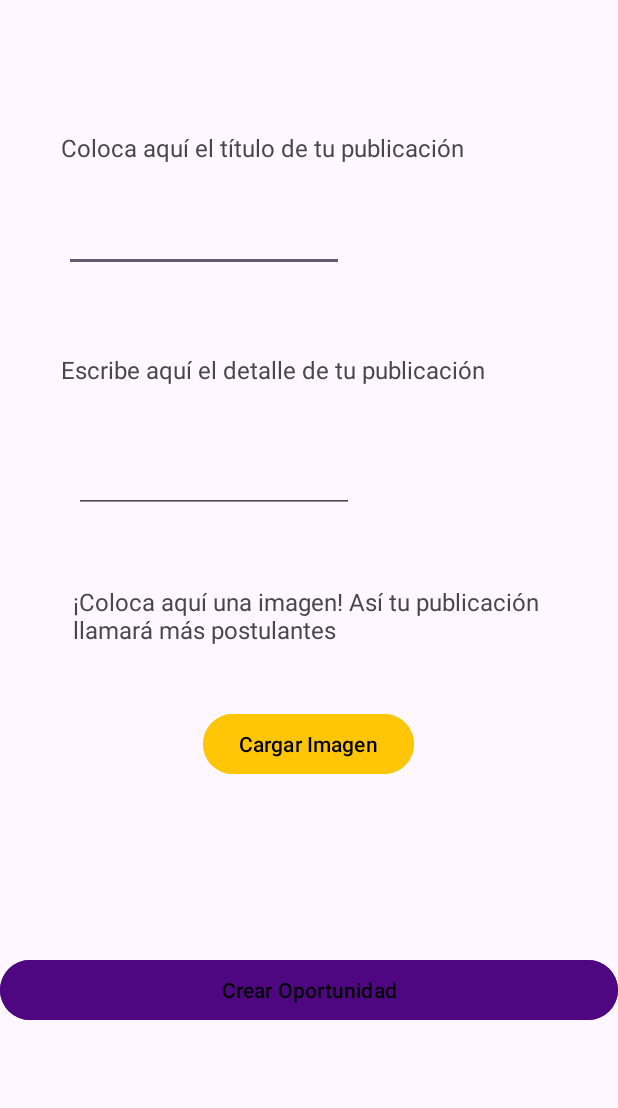
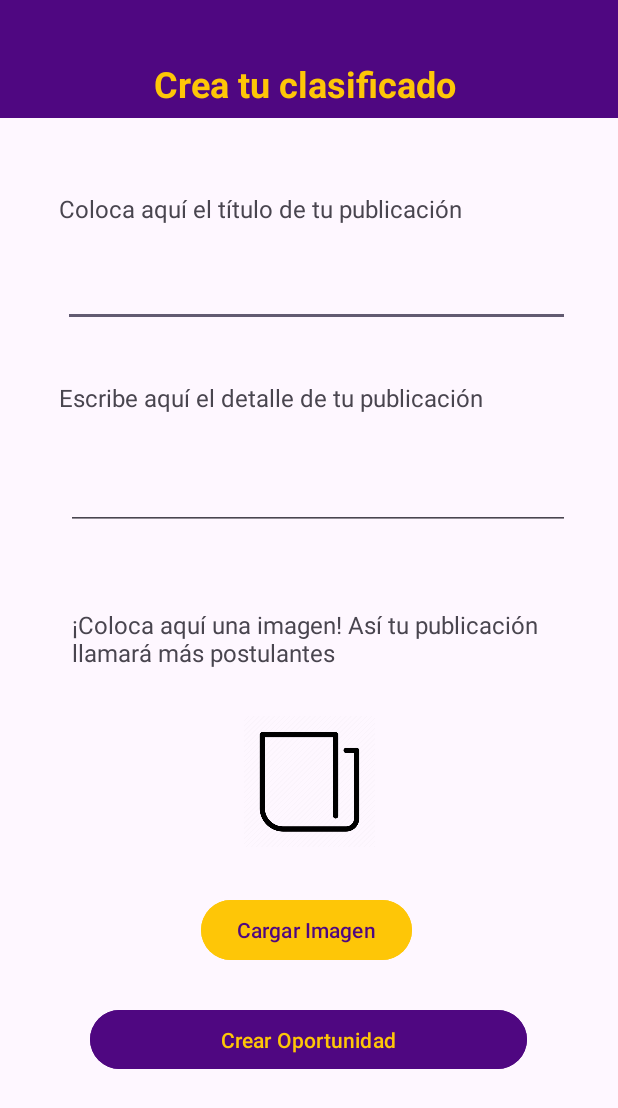
Before and after one commit to atzennael/japonnews, an Android app built with Jetpack Compose: the new_job screen opened directly, with no data from a screen before it, on a phone screen of 412 x 824 dp. Shown: the top 1108 px of the screen. Run offline under Robolectric (Android 15) with nearby library versions, the phone set to English and light mode, and no system bars; our stand-ins replace Firebase (no records; nobody signed in at launch, a user with empty details on screens opened directly); pictures from the network do not load.

Commit message:
Módulo de nuevo clasificado

```diff
--- a/app/build.gradle.kts
+++ b/app/build.gradle.kts
@@ -63,6 +63,7 @@ dependencies {
     implementation(libs.volley)
     implementation(libs.firebase.auth)
     implementation(libs.firebase.firestore.ktx)
+    implementation(libs.firebase.storage)
     testImplementation(libs.junit)
     androidTestImplementation(libs.androidx.junit)
     androidTestImplementation(libs.androidx.espresso.core)
@@ -75,5 +76,8 @@ dependencies {
     implementation ("com.squareup.picasso:picasso:2.8")
     implementation(platform("com.google.firebase:firebase-bom:33.9.0"))
     implementation("com.google.android.gms:play-services-auth:20.7.0")
-
+    implementation("com.google.firebase:firebase-storage:20.2.1")
+    implementation ("com.google.firebase:firebase-firestore:24.9.1")
+    implementation ("com.github.bumptech.glide:glide:4.12.0")
+    annotationProcessor("com.github.bumptech.glide:compiler:4.12.0")
 }
--- a/app/src/main/res/layout/activity_new_job.xml
+++ b/app/src/main/res/layout/activity_new_job.xml
@@ -12,11 +12,12 @@
         android:layout_width="wrap_content"
         android:layout_height="wrap_content"
         android:layout_marginStart="42dp"
-        android:layout_marginTop="87dp"
+        android:layout_marginTop="128dp"
         android:layout_marginEnd="104dp"
         android:text="Coloca aquí el título de tu publicación"
         android:textSize="16sp"
         app:layout_constraintEnd_toEndOf="parent"
+        app:layout_constraintHorizontal_bias="1.0"
         app:layout_constraintStart_toStartOf="parent"
         app:layout_constraintTop_toTopOf="parent" />
 
@@ -25,48 +26,51 @@
         android:layout_width="wrap_content"
         android:layout_height="wrap_content"
         android:layout_marginStart="42dp"
-        android:layout_marginTop="54dp"
+        android:layout_marginTop="36dp"
         android:layout_marginEnd="90dp"
         android:text="Escribe aquí el detalle de tu publicación"
         android:textSize="16sp"
         app:layout_constraintEnd_toEndOf="parent"
+        app:layout_constraintHorizontal_bias="1.0"
         app:layout_constraintStart_toStartOf="parent"
-        app:layout_constraintTop_toBottomOf="@+id/editTextText2" />
+        app:layout_constraintTop_toBottomOf="@+id/editTextTitulo" />
 
     <TextView
         android:id="@+id/textView10"
         android:layout_width="314dp"
         android:layout_height="42dp"
         android:layout_marginStart="48dp"
-        android:layout_marginTop="48dp"
+        android:layout_marginTop="52dp"
         android:layout_marginEnd="49dp"
         android:text="¡Coloca aquí una imagen! Así tu publicación llamará más postulantes"
         android:textSize="16sp"
         app:layout_constraintEnd_toEndOf="parent"
+        app:layout_constraintHorizontal_bias="0.0"
         app:layout_constraintStart_toStartOf="parent"
-        app:layout_constraintTop_toBottomOf="@+id/editTextText3" />
+        app:layout_constraintTop_toBottomOf="@+id/editTextDetalle" />
 
     <EditText
-        android:id="@+id/editTextText2"
-        android:layout_width="wrap_content"
-        android:layout_height="wrap_content"
+        android:id="@+id/editTextTitulo"
+        android:layout_width="338dp"
+        android:layout_height="40dp"
         android:layout_marginStart="42dp"
-        android:layout_marginTop="29dp"
-        android:layout_marginEnd="182dp"
+        android:layout_marginTop="28dp"
+        android:layout_marginEnd="31dp"
         android:ems="10"
         android:inputType="text"
         android:textSize="16sp"
         app:layout_constraintEnd_toEndOf="parent"
+        app:layout_constraintHorizontal_bias="0.0"
         app:layout_constraintStart_toStartOf="parent"
         app:layout_constraintTop_toBottomOf="@+id/textView8" />
 
     <EditText
-        android:id="@+id/editTextText3"
-        android:layout_width="wrap_content"
-        android:layout_height="wrap_content"
-        android:layout_marginStart="49dp"
-        android:layout_marginTop="42dp"
-        android:layout_marginEnd="176dp"
+        android:id="@+id/editTextDetalle"
+        android:layout_width="336dp"
+        android:layout_height="37dp"
+        android:layout_marginStart="43dp"
+        android:layout_marginTop="40dp"
+        android:layout_marginEnd="32dp"
         android:ems="10"
         android:inputType="text"
         android:textSize="16sp"
@@ -75,30 +79,75 @@
         app:layout_constraintTop_toBottomOf="@+id/textView9" />
 
     <Button
-        android:id="@+id/button"
+        android:id="@+id/buttonCargar"
         android:layout_width="wrap_content"
         android:layout_height="wrap_content"
         android:layout_marginStart="134dp"
-        android:layout_marginTop="40dp"
+        android:layout_marginTop="31dp"
         android:layout_marginEnd="135dp"
         android:backgroundTint="@color/yellow_app"
         android:text="Cargar Imagen"
-        android:textColor="@color/black"
+        android:textColor="@color/purple_app"
+        app:layout_constraintEnd_toEndOf="parent"
+        app:layout_constraintHorizontal_bias="0.0"
+        app:layout_constraintStart_toStartOf="parent"
+        app:layout_constraintTop_toBottomOf="@+id/imageView6" />
+
+    <Button
+        android:id="@+id/buttonCrear"
+        android:layout_width="291dp"
+        android:layout_height="47dp"
+        android:layout_marginStart="60dp"
+        android:layout_marginTop="25dp"
+        android:layout_marginEnd="60dp"
+        android:backgroundTint="@color/purple_app"
+        android:text="Crear Oportunidad"
+        android:textColor="@color/yellow_app"
+        app:layout_constraintEnd_toEndOf="parent"
+        app:layout_constraintHorizontal_bias="0.0"
+        app:layout_constraintStart_toStartOf="parent"
+        app:layout_constraintTop_toBottomOf="@+id/buttonCargar" />
+
+    <TextView
+        android:id="@+id/textView19"
+        android:layout_width="419dp"
+        android:layout_height="39dp"
+        android:background="@color/purple_app"
+        android:text="Crea tu clasificado"
+        android:textAlignment="center"
+        android:textColor="@color/yellow_app"
+        android:textSize="24sp"
+        android:textStyle="bold"
+        app:layout_constraintEnd_toEndOf="parent"
+        app:layout_constraintHorizontal_bias="1.0"
+        app:layout_constraintStart_toStartOf="parent"
+        app:layout_constraintTop_toBottomOf="@+id/textView21" />
+
+    <TextView
+        android:id="@+id/textView21"
+        android:layout_width="419dp"
+        android:layout_height="39dp"
+        android:layout_marginBottom="3dp"
+        android:background="@color/purple_app"
+        android:textAlignment="center"
+        android:textColor="@color/yellow_app"
+        android:textSize="24sp"
+        android:textStyle="bold"
+        app:layout_constraintBottom_toTopOf="@+id/textView19"
         app:layout_constraintEnd_toEndOf="parent"
         app:layout_constraintStart_toStartOf="parent"
-        app:layout_constraintTop_toBottomOf="@+id/textView10" />
+        app:layout_constraintTop_toTopOf="parent" />
 
-    <Button
-        android:id="@+id/button2"
-        android:layout_width="match_parent"
-        android:layout_height="wrap_content"
-        android:layout_marginTop="69dp"
-        android:layout_marginBottom="94dp"
-        android:backgroundTint="@color/purple_app"
-        android:text="Crear Oportunidad"
-        android:textColor="@color/black"
-        app:layout_constraintBottom_toBottomOf="parent"
+    <ImageView
+        android:id="@+id/imageView6"
+        android:layout_width="87dp"
+        android:layout_height="87dp"
+        android:layout_marginStart="162dp"
+        android:layout_marginTop="30dp"
+        android:layout_marginEnd="162dp"
         app:layout_constraintEnd_toEndOf="parent"
         app:layout_constraintStart_toStartOf="parent"
-        app:layout_constraintTop_toBottomOf="@+id/button" />
+        app:layout_constraintTop_toBottomOf="@+id/textView10"
+        app:srcCompat="@drawable/clasif_ic" />
+
 </androidx.constraintlayout.widget.ConstraintLayout>
--- a/gradle/libs.versions.toml
+++ b/gradle/libs.versions.toml
@@ -21,6 +21,7 @@ androidxViewPager2 = "1.0.0"
 volley = "1.2.1"
 firebaseAuth = "23.2.0"
 firebaseFirestoreKtx = "25.1.2"
+firebaseStorage = "21.0.1"
 
 [libraries]
 androidx-core-ktx = { group = "androidx.core", name = "core-ktx", version.ref = "coreKtx" }
@@ -50,6 +51,7 @@ androidx-viewpager2 = { module = "androidx.viewpager2:viewpager2", version.ref =
 volley = { group = "com.android.volley", name = "volley", version.ref = "volley" }
 firebase-auth = { group = "com.google.firebase", name = "firebase-auth", version.ref = "firebaseAuth" }
 firebase-firestore-ktx = { group = "com.google.firebase", name = "firebase-firestore-ktx", version.ref = "firebaseFirestoreKtx" }
+firebase-storage = { group = "com.google.firebase", name = "firebase-storage", version.ref = "firebaseStorage" }
 
 
 [plugins]
```
Also changed, not shown: app/src/main/AndroidManifest.xml (+7 -0 lines), app/src/main/java/com/example/japonnews/SecondFragment.java (+18 -6 lines), app/src/main/java/com/example/japonnews/new_job.java (+151 -0 lines), app/src/main/java/com/example/japonnews/ui/login/LoginActivity.kt (+14 -56 lines).
